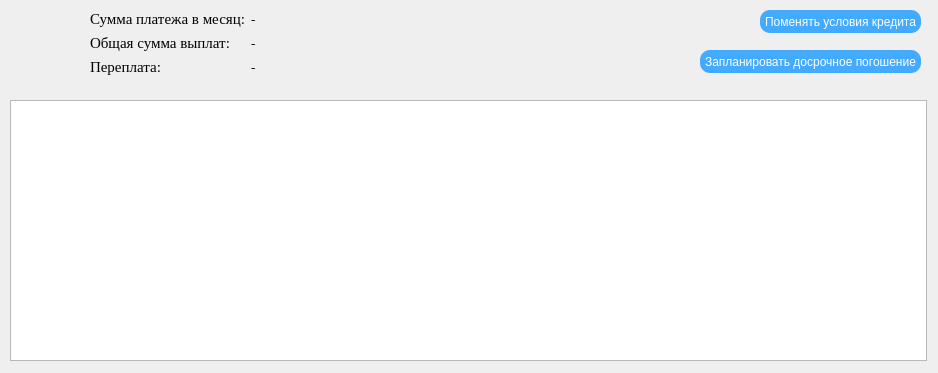
Before: the Qt Designer form bitytskiy_a_o/coursework/credit_calculator/resultwindow.ui in BITAnDBITU/Misis-C-, drawn with Qt 5.
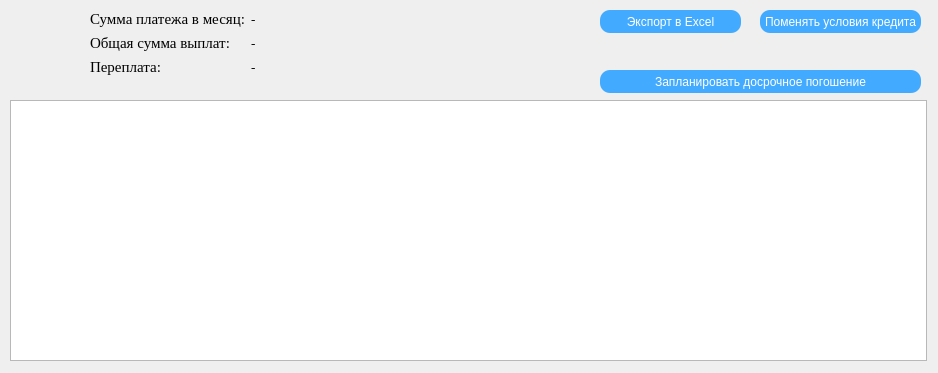
After: the same form once the commit is applied.

Patch:
```diff
--- a/bitytskiy_a_o/coursework/credit_calculator/resultwindow.ui
+++ b/bitytskiy_a_o/coursework/credit_calculator/resultwindow.ui
@@ -142,9 +142,9 @@
   <widget class="QPushButton" name="pushButton_dosroch">
    <property name="geometry">
     <rect>
-     <x>700</x>
-     <y>50</y>
-     <width>221</width>
+     <x>600</x>
+     <y>70</y>
+     <width>321</width>
      <height>23</height>
     </rect>
    </property>
@@ -158,6 +158,27 @@
     <string>Запланировать досрочное погошение</string>
    </property>
   </widget>
+  <widget class="QPushButton" name="pushButton_excel">
+   <property name="geometry">
+    <rect>
+     <x>600</x>
+     <y>10</y>
+     <width>141</width>
+     <height>23</height>
+    </rect>
+   </property>
+   <property name="styleSheet">
+    <string notr="true">background-color:#42aaff;
+border-radius: 10px;
+font: 10pt &quot;Times New Roman&quot;;
+color:#ffffff;
+
+</string>
+   </property>
+   <property name="text">
+    <string>Экспорт в Excel</string>
+   </property>
+  </widget>
  </widget>
  <resources/>
  <connections/>
```
